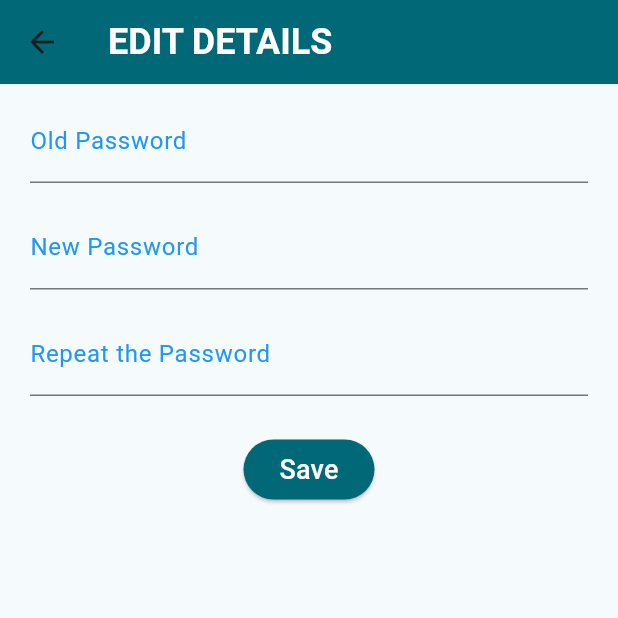
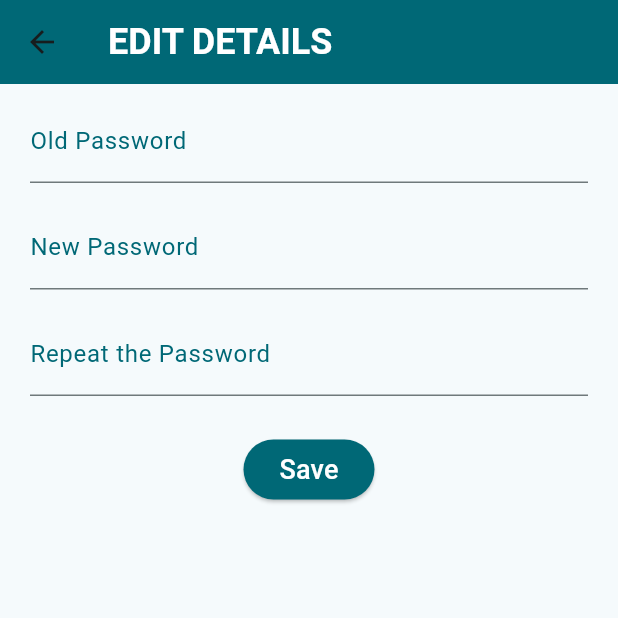
Before and after one commit to Burakalpyel/medrecs, a Flutter app: the ChangePassword screen opened directly with empty values, on a phone screen of 412 x 824 dp, the top half of it. Run offline on Flutter 3.47's test engine with Material 2 defaults, Android fonts, the phone set to English and light mode, and no system bars; our stand-ins replace cloud_firestore, dio, firebase_core, google_nav_bar; missing offline and left inert: nfc_manager; accounts and stored records are empty.

Commit message:
Change Theme

```diff
--- a/lib/views/userView/change_password.dart
+++ b/lib/views/userView/change_password.dart
@@ -98,16 +98,17 @@ class _ChangePasswordState extends State<ChangePassword> {
   }
 
   InputDecoration myInputDecoration(String labelText) {
+    ThemeData theme = Theme.of(context);
     return InputDecoration(
       labelText: labelText,
-      focusedBorder: const UnderlineInputBorder(
+      focusedBorder: UnderlineInputBorder(
         borderSide: BorderSide(
-          color: Colors.blue,
+          color: theme.colorScheme.primary,
           width: 2.0,
         ),
       ),
-      labelStyle: const TextStyle(
-        color: Colors.blue, // Adjust the color here
+      labelStyle: TextStyle(
+        color: theme.colorScheme.primary, // Adjust the color here
       ),
     );
   }
```
